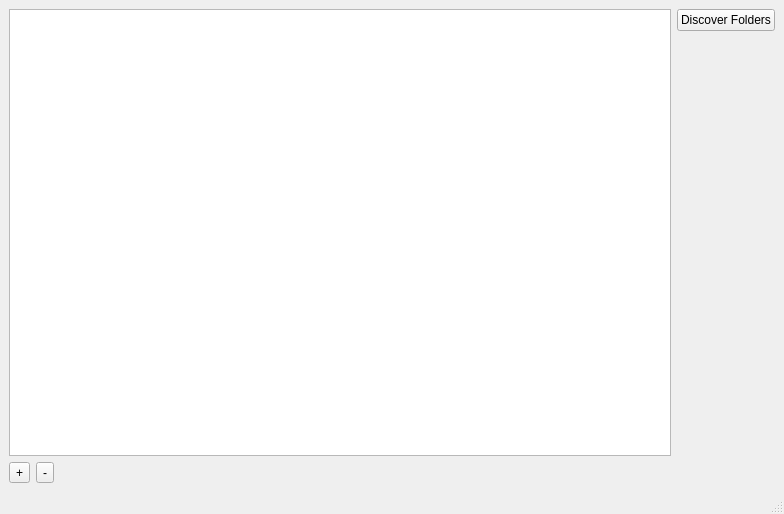
Old version of the form frontend/application.ui in the repository ZRupp/gdrive-save-backup.
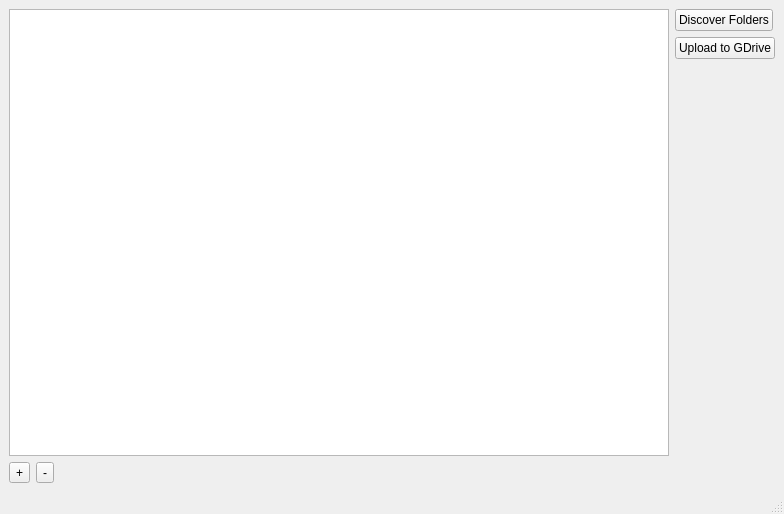
New version of the form. Icons and pictures are not drawn.

Commit message: Add button to upload to gdrive

The edit to the form file:
```diff
--- a/frontend/application.ui
+++ b/frontend/application.ui
@@ -34,6 +34,15 @@
                         </property>
                     </widget>
                 </item>
+                <item row="1"
+                      column="4">
+                    <widget class="QPushButton"
+                            name="pushButton">
+                        <property name="text">
+                            <string>Upload to GDrive</string>
+                        </property>
+                    </widget>
+                </item>
                 <item row="4"
                       column="0">
                     <widget class="QToolButton"
```
